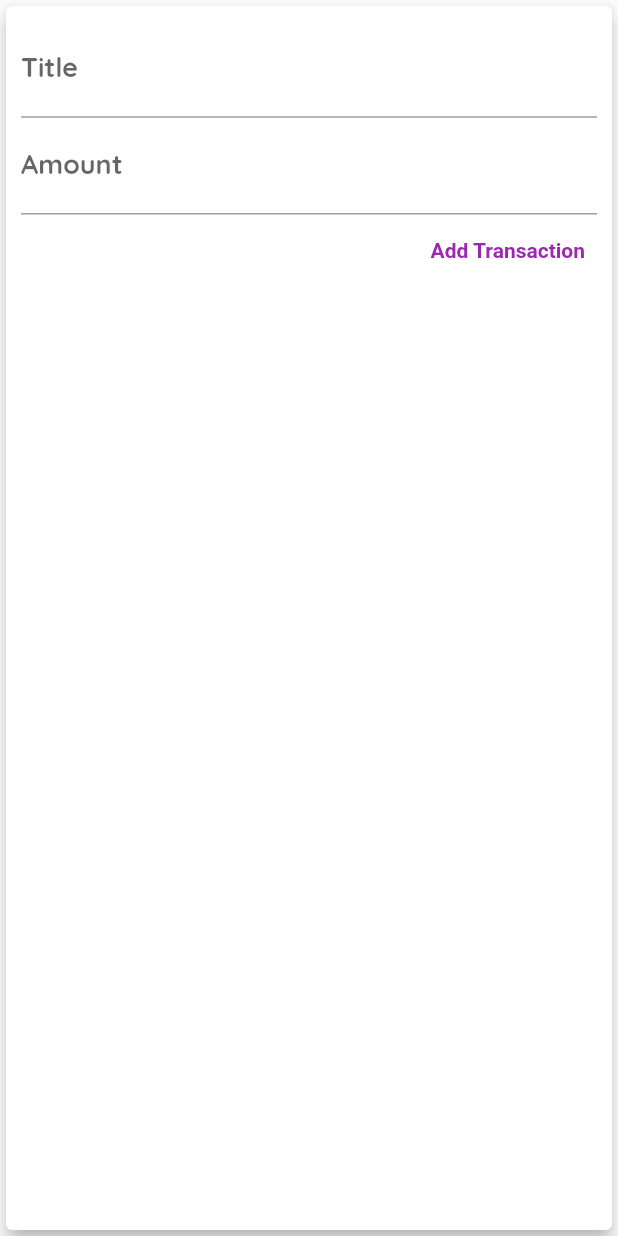
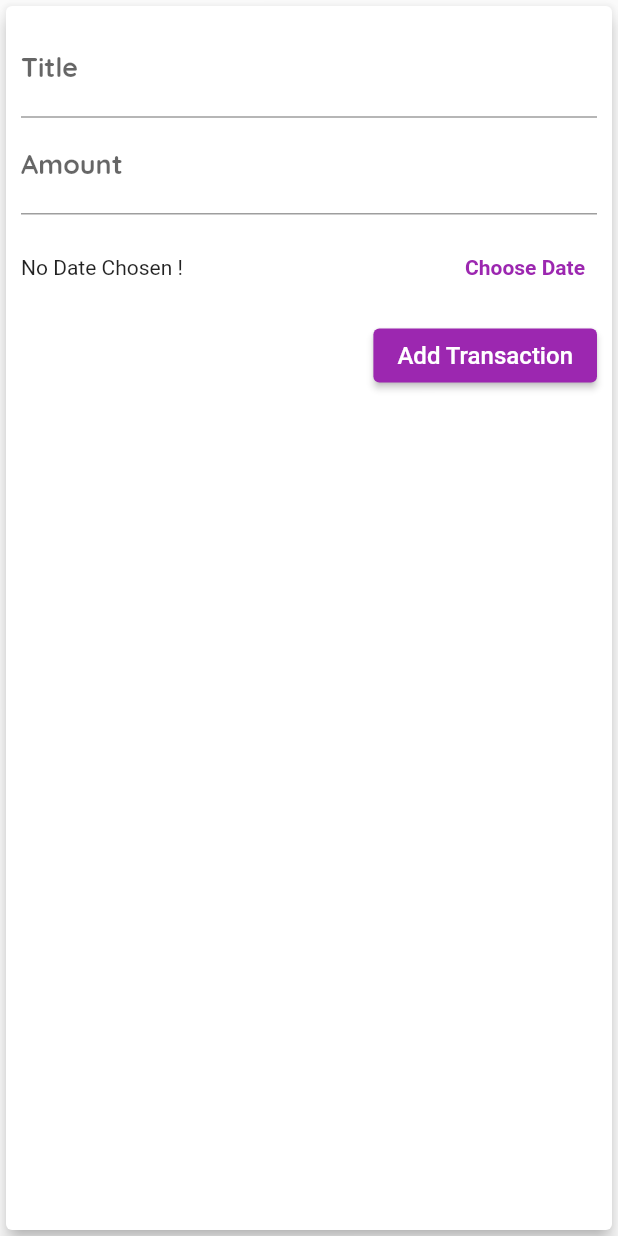
Before and after one commit to TilakMaddy/personal_expense, a Flutter app: the NewTransaction widget shown alone on an empty page, opened directly with empty values, after a tap on "Add Transaction", on a phone screen of 412 x 824 dp. Run offline on Flutter 3.47's test engine with Material 2 defaults, Android fonts, the phone set to English and light mode, and no system bars.

```diff
--- a/lib/widgets/new_transaction.dart
+++ b/lib/widgets/new_transaction.dart
@@ -1,4 +1,5 @@
 import 'package:flutter/material.dart';
+import 'package:intl/intl.dart';
 
 class NewTransaction extends StatefulWidget {
   final Function tx;
@@ -12,9 +13,10 @@ class NewTransaction extends StatefulWidget {
 class _NewTransactionState extends State<NewTransaction> {
   final titleController = TextEditingController();
   final amountController = TextEditingController();
+  DateTime? _selectedDate;
 
   void submitData() {
-    if (amountController.text.isEmpty) {
+    if (amountController.text.isEmpty || _selectedDate == null) {
       return;
     }
 
@@ -25,11 +27,29 @@ class _NewTransactionState extends State<NewTransaction> {
       widget.tx(
         titleController.text,
         double.parse(amountController.text),
+        _selectedDate,
       );
       Navigator.of(context).pop();
     } else {
       print("Incorrect details entered!");
     }
+  }
+
+  void _presentDatePicker() {
+    showDatePicker(
+      context: context,
+      initialDate: DateTime.now(),
+      firstDate: DateTime.now().subtract(Duration(days: 6)),
+      lastDate: DateTime.now(),
+    ).then((value) {
+      if (value == null) {
+        return;
+      }
+      setState(() {
+        _selectedDate = value;
+        print("Chosen date " + DateFormat.yMd().format(_selectedDate!));
+      });
+    });
   }
 
   @override
@@ -54,16 +74,40 @@ class _NewTransactionState extends State<NewTransaction> {
               keyboardType: TextInputType.number,
               onSubmitted: (_) => submitData(),
             ),
-            TextButton(
-              style: TextButton.styleFrom(
-                primary: Theme.of(context).primaryColor,
+            Container(
+              height: 70,
+              child: Row(
+                children: [
+                  Flexible(
+                    fit: FlexFit.tight,
+                    child: Text(
+                      _selectedDate == null
+                          ? 'No Date Chosen !'
+                          : DateFormat.yMd().format(_selectedDate!),
+                    ),
+                  ),
+                  TextButton(
+                    style: TextButton.styleFrom(
+                      primary: Theme.of(context).primaryColor,
+                    ),
+                    onPressed: () {
+                      _presentDatePicker();
+                    },
+                    child: Text(
+                      'Choose Date',
+                      style: TextStyle(
+                        fontWeight: FontWeight.bold,
+                      ),
+                    ),
+                  )
+                ],
               ),
+            ),
+            ElevatedButton(
               onPressed: () => submitData(),
               child: Text(
                 'Add Transaction',
-                style: TextStyle(
-                  fontWeight: FontWeight.w700,
-                ),
+                style: TextStyle(fontSize: 16),
               ),
             )
           ],
```
Also changed, not shown: lib/main.dart (+13 -4 lines), lib/widgets/transaction_list.dart (+12 -1 lines).
